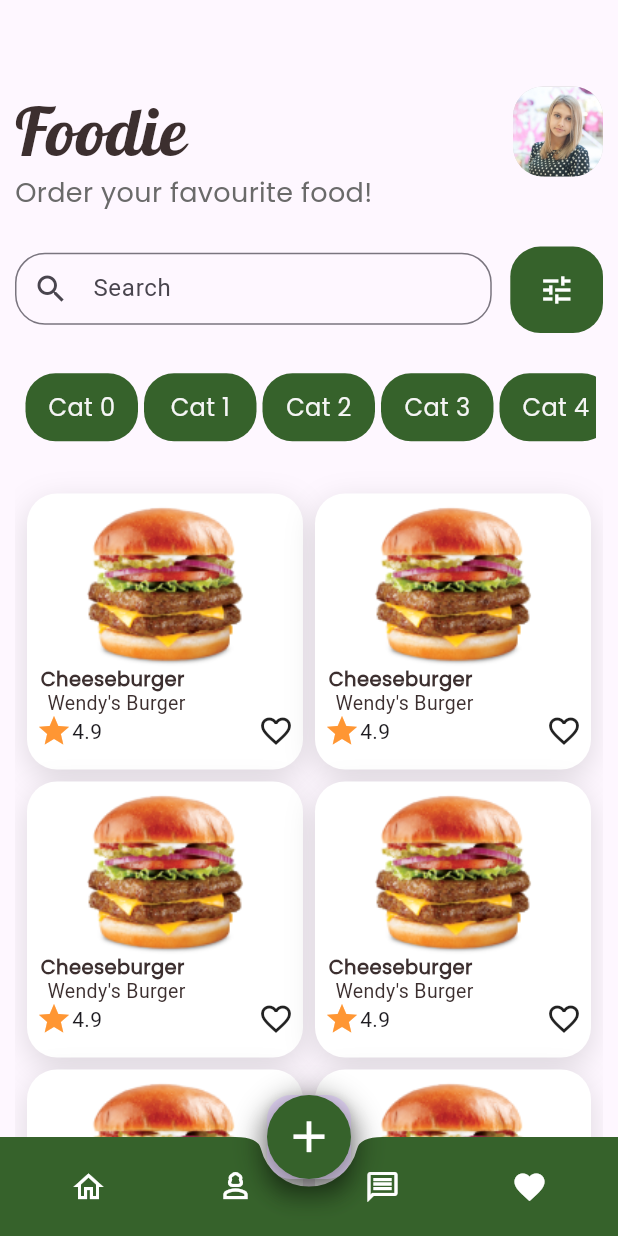
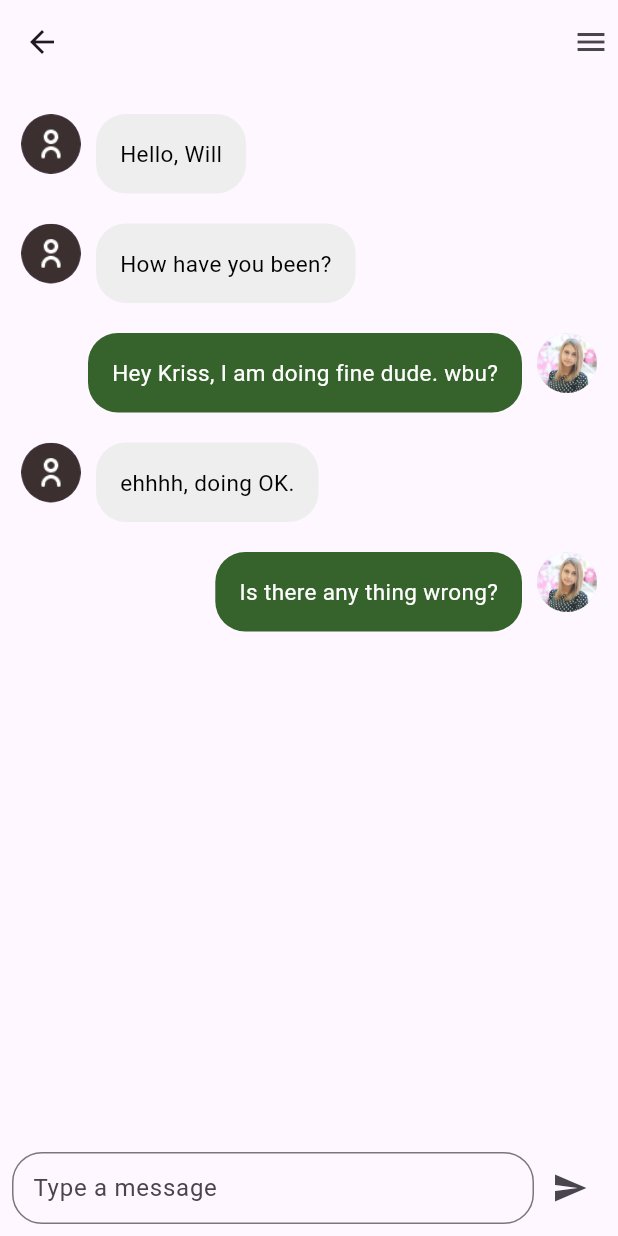
Before and after one commit to makgr/food_app_ui, a Flutter app: the screen it shows after launch, after a tap on the "message" icon, on a phone screen of 412 x 824 dp. Run offline on Flutter 3.47's test engine with Material 3 defaults, Android fonts, the phone set to English and light mode, and no system bars.

Commit message:
customer support screen created

```diff
--- /dev/null
+++ b/lib/model/chat_message_model.dart
@@ -0,0 +1,7 @@
+import 'package:flutter/cupertino.dart';
+
+class ChatMessage {
+  String messageContent;
+  String messageType;
+  ChatMessage({required this.messageContent, required this.messageType});
+}
--- a/lib/screens/bottom_appbar_menu.dart
+++ b/lib/screens/bottom_appbar_menu.dart
@@ -2,6 +2,7 @@ import 'package:flutter/material.dart';
 import 'package:food_app_ui/constant/app_color.dart';
 import 'package:food_app_ui/screens/home_screen.dart';
 
+import 'customer_support_screen.dart';
 import 'user_profile_screen.dart';
 
 class BottomAppBarMenu extends StatefulWidget {
@@ -55,7 +56,13 @@ class _BottomAppBarMenuState extends State<BottomAppBarMenu> {
               Icons.message_outlined,
               color: AppColor.bottomAppbarIconColor,
             ),
-            onPressed: () {},
+            onPressed: () {
+              Navigator.push(context, MaterialPageRoute(
+                builder: (context) {
+                  return CustomerSupportScreen();
+                },
+              ));
+            },
           ),
           IconButton(
             icon: Icon(
--- /dev/null
+++ b/lib/screens/customer_support_screen.dart
@@ -0,0 +1,122 @@
+import 'package:flutter/material.dart';
+import 'package:food_app_ui/constant/app_color.dart';
+
+import '../model/chat_message_model.dart';
+
+class CustomerSupportScreen extends StatefulWidget {
+  const CustomerSupportScreen({super.key});
+
+  @override
+  State<CustomerSupportScreen> createState() => _CustomerSupportScreenState();
+}
+
+class _CustomerSupportScreenState extends State<CustomerSupportScreen> {
+  List<ChatMessage> messages = [
+    ChatMessage(messageContent: "Hello, Will", messageType: "receiver"),
+    ChatMessage(messageContent: "How have you been?", messageType: "receiver"),
+    ChatMessage(
+        messageContent: "Hey Kriss, I am doing fine dude. wbu?",
+        messageType: "sender"),
+    ChatMessage(messageContent: "ehhhh, doing OK.", messageType: "receiver"),
+    ChatMessage(
+        messageContent: "Is there any thing wrong?", messageType: "sender"),
+  ];
+
+  @override
+  Widget build(BuildContext context) {
+    return Scaffold(
+      appBar: AppBar(
+        actions: [
+          Padding(
+            padding: EdgeInsets.all(6.0),
+            child: Icon(Icons.menu),
+          ),
+        ],
+      ),
+      body: Column(
+        mainAxisAlignment: MainAxisAlignment.spaceBetween,
+        children: [
+          Expanded(
+            child: ListView.builder(
+              itemCount: messages.length,
+              padding: EdgeInsets.only(top: 10, bottom: 10),
+              itemBuilder: (context, index) {
+                return Container(
+                  padding:
+                      EdgeInsets.only(left: 14, right: 14, top: 10, bottom: 10),
+                  child: Row(
+                    crossAxisAlignment: CrossAxisAlignment.start,
+                    mainAxisAlignment: messages[index].messageType == "receiver"
+                        ? MainAxisAlignment.start
+                        : MainAxisAlignment.end,
+                    children: [
+                      if (messages[index].messageType == "receiver")
+                        CircleAvatar(
+                          backgroundImage: AssetImage(
+                              'assets/images/Group70.png'), // Receiver's image
+                          radius: 20,
+                        ),
+                      if (messages[index].messageType == "sender")
+                        Spacer(), // Adds space to keep alignment
+                      SizedBox(width: 10), // Space between image and message
+                      Container(
+                        decoration: BoxDecoration(
+                          borderRadius: BorderRadius.circular(20),
+                          color: (messages[index].messageType == "receiver"
+                              ? Colors.grey.shade200
+                              : AppColor.primaryColor),
+                        ),
+                        padding: EdgeInsets.all(16),
+                        child: Text(
+                          messages[index].messageContent,
+                          style: TextStyle(
+                            fontSize: 15,
+                            color: messages[index].messageType == "receiver"
+                                ? Colors.black
+                                : Colors.white,
+                          ),
+                        ),
+                      ),
+                      if (messages[index].messageType == "sender")
+                        SizedBox(width: 10), // Space between image and message
+                      if (messages[index].messageType == "sender")
+                        CircleAvatar(
+                          backgroundImage: AssetImage(
+                              'assets/images/image8.png'), // Sender's image
+                          radius: 20,
+                        ),
+                    ],
+                  ),
+                );
+              },
+            ),
+          ),
+          Padding(
+            padding: const EdgeInsets.all(8.0),
+            child: Row(
+              children: [
+                Expanded(
+                  child: TextFormField(
+                    decoration: InputDecoration(
+                      hintText: "Type a message",
+                      border: OutlineInputBorder(
+                        borderRadius: BorderRadius.circular(20.0),
+                      ),
+                      contentPadding: EdgeInsets.symmetric(horizontal: 10),
+                    ),
+                  ),
+                ),
+                IconButton(
+                  icon: Icon(Icons.send),
+                  onPressed: () {
+                    // Add functionality to send the message
+                  },
+                )
+              ],
+            ),
+          ),
+        ],
+      ),
+    );
+  }
+}
```
Also changed, not shown: assets/images/Group70.png (added).
